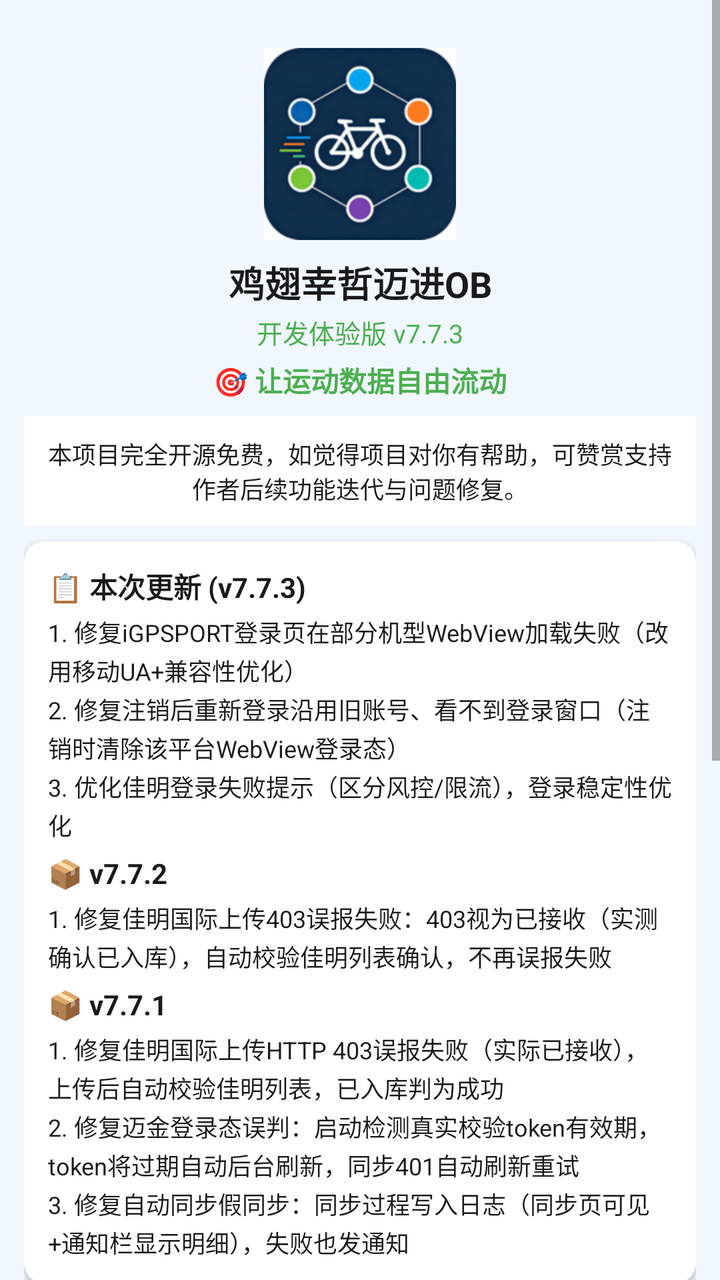
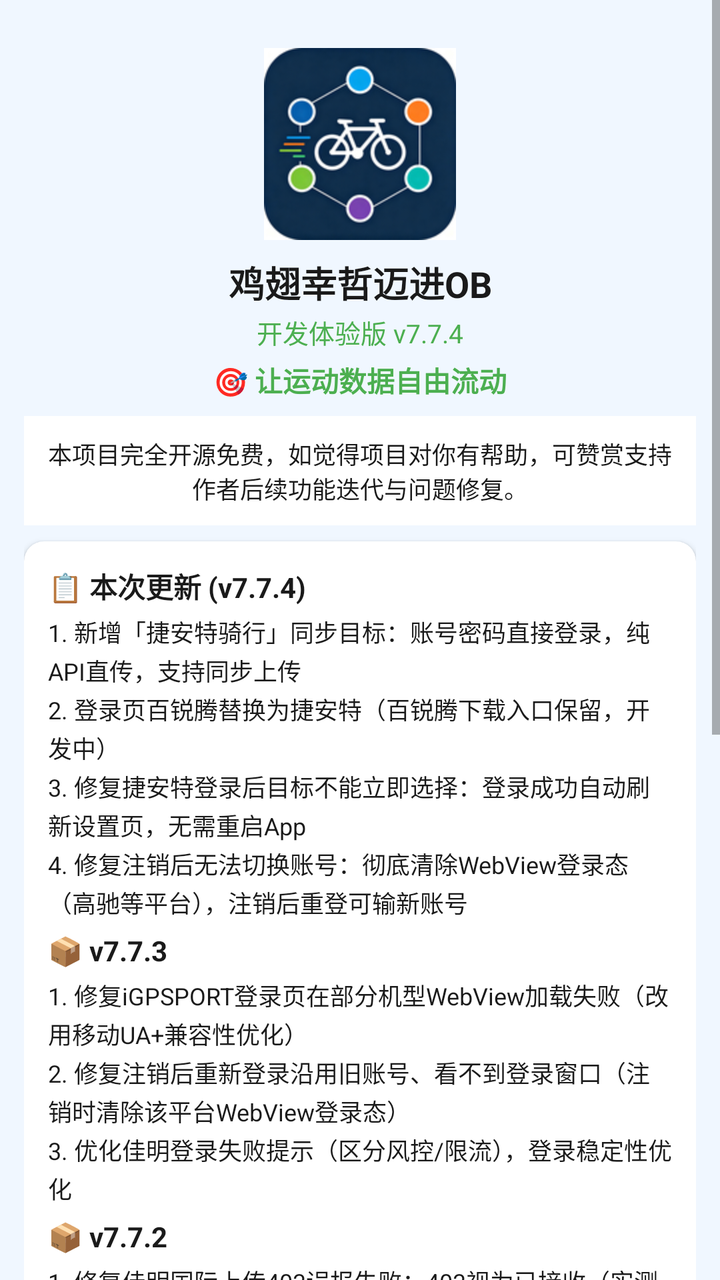

Before-and-after screenshots of an Android layout around one commit, followed by the original layout XML and the change that was made.
<!-- AndroidManifest.xml: application theme Theme.JichiOB -->
<!-- res/layout/fragment_about.xml -->
<?xml version="1.0" encoding="utf-8"?>
<ScrollView xmlns:android="http://schemas.android.com/apk/res/android"
    xmlns:app="http://schemas.android.com/apk/res-auto"
    android:layout_width="match_parent"
    android:layout_height="match_parent"
    android:background="@color/bg_light"
    android:fillViewport="true">

    <LinearLayout
        android:layout_width="match_parent"
        android:layout_height="wrap_content"
        android:orientation="vertical"
        android:padding="12dp">

        
        <ImageView
            android:layout_width="96dp"
            android:layout_height="96dp"
            android:layout_gravity="center_horizontal"
            android:layout_marginTop="12dp"
            android:src="@mipmap/ic_launcher"
            android:contentDescription="logo" />

        
        <TextView
            android:layout_width="match_parent"
            android:layout_height="wrap_content"
            android:layout_marginTop="8dp"
            android:gravity="center"
            android:text="鸡翅幸哲迈进OB"
            android:textColor="@color/text_primary"
            android:textSize="18sp"
            android:textStyle="bold" />
        <TextView
            android:layout_width="match_parent"
            android:layout_height="wrap_content"
            android:gravity="center"
            android:layout_marginTop="2dp"
            android:text="开发体验版 v7.7.3"
            android:textColor="@color/green"
            android:textSize="13sp" />
        <TextView
            android:layout_width="match_parent"
            android:layout_height="wrap_content"
            android:gravity="center"
            android:layout_marginTop="4dp"
            android:text="🎯 让运动数据自由流动"
            android:textColor="@color/green"
            android:textSize="14sp"
            android:textStyle="bold" />

        
        <TextView
            android:layout_width="match_parent"
            android:layout_height="wrap_content"
            android:layout_marginTop="8dp"
            android:padding="10dp"
            android:background="#FFFFFF"
            android:gravity="center"
            android:text="本项目完全开源免费，如觉得项目对你有帮助，可赞赏支持作者后续功能迭代与问题修复。"
            android:textColor="@color/text_primary"
            android:textSize="12sp" />

        
        <com.google.android.material.card.MaterialCardView
            android:layout_width="match_parent"
            android:layout_height="wrap_content"
            android:layout_marginTop="8dp"
            android:layout_marginBottom="6dp"
            app:cardCornerRadius="10dp"
            app:cardElevation="2dp">
            <LinearLayout android:layout_width="match_parent" android:layout_height="wrap_content" android:orientation="vertical" android:padding="12dp">
                <TextView android:layout_width="wrap_content" android:layout_height="wrap_content" android:text="📋 本次更新 (v7.7.3)" android:textSize="14sp" android:textStyle="bold" android:textColor="@color/text_primary" />
                <TextView android:layout_width="match_parent" android:layout_height="wrap_content" android:layout_marginTop="4dp" android:text="1. 修复iGPSPORT登录页在部分机型WebView加载失败（改用移动UA+兼容性优化）\n2. 修复注销后重新登录沿用旧账号、看不到登录窗口（注销时清除该平台WebView登录态）\n3. 优化佳明登录失败提示（区分风控/限流），登录稳定性优化" android:textSize="12sp" android:textColor="@color/text_primary" android:lineSpacingExtra="2dp" />
                <TextView android:layout_width="wrap_content" android:layout_height="wrap_content" android:layout_marginTop="6dp" android:text="📦 v7.7.2" android:textSize="14sp" android:textStyle="bold" android:textColor="@color/text_primary" />
                <TextView android:layout_width="match_parent" android:layout_height="wrap_content" android:layout_marginTop="4dp" android:text="1. 修复佳明国际上传403误报失败：403视为已接收（实测确认已入库），自动校验佳明列表确认，不再误报失败" android:textSize="12sp" android:textColor="@color/text_primary" android:lineSpacingExtra="2dp" />
                <TextView android:layout_width="wrap_content" android:layout_height="wrap_content" android:layout_marginTop="6dp" android:text="📦 v7.7.1" android:textSize="14sp" android:textStyle="bold" android:textColor="@color/text_primary" />
                <TextView android:layout_width="match_parent" android:layout_height="wrap_content" android:layout_marginTop="4dp" android:text="1. 修复佳明国际上传HTTP 403误报失败（实际已接收），上传后自动校验佳明列表，已入库判为成功\n2. 修复迈金登录态误判：启动检测真实校验token有效期，token将过期自动后台刷新，同步401自动刷新重试\n3. 修复自动同步假同步：同步过程写入日志（同步页可见+通知栏显示明细），失败也发通知" android:textSize="12sp" android:textColor="@color/text_primary" android:lineSpacingExtra="2dp" />
            </LinearLayout>
        </com.google.android.material.card.MaterialCardView>

        
        <TextView android:id="@+id/tvClubLink" android:layout_width="match_parent" android:layout_height="wrap_content" android:gravity="center" android:text="鸡翅幸哲迈进OB同步工具:开发者俱乐部" android:textColor="@color/text_primary" android:textSize="11sp" android:padding="2dp" />
        <TextView android:id="@+id/tvUpdateLink" android:layout_width="match_parent" android:layout_height="wrap_content" android:gravity="center" android:text="➠更新地址鸡翅幸哲迈进OB（开发体验版） 开发版:Github项目" android:textColor="@color/text_primary" android:textSize="11sp" android:padding="2dp" />

        
        <TextView android:layout_width="match_parent" android:layout_height="wrap_content" android:gravity="center" android:layout_marginTop="4dp" android:text="🙏 鸣谢" android:textColor="@color/text_primary" android:textSize="11sp" android:textStyle="bold" android:padding="2dp" />
        <TextView android:layout_width="match_parent" android:layout_height="wrap_content" android:gravity="center" android:text="感谢iGPSPORT、迈金、黑鸟单车、百锐腾、行者、高驰、佳明、Wahoo、Outbase为运动用户提供的数据记录与存储服务" android:textColor="@color/text_secondary" android:textSize="9sp" android:padding="1dp" />
        <TextView android:layout_width="match_parent" android:layout_height="wrap_content" android:gravity="center" android:text="感谢以下人员(均为骑行爱称)为软件测试提供的帮助：素甲粉、青岛AUV阿哲、清茶、萧、洪斌大哥、鸽子王腰果、rockozhao、胶州一哥大沽河河长赵铁柱、海参、兰兰大王、。、初夏飞雪bab、心急吃不了热豆付、青山依旧张指导、阿泽阿" android:textColor="@color/text_secondary" android:textSize="9sp" android:padding="1dp" />
        <TextView android:layout_width="match_parent" android:layout_height="wrap_content" android:gravity="center" android:text="鸣谢青岛AUV俱乐部" android:textColor="@color/text_secondary" android:textSize="9sp" android:padding="1dp" android:layout_marginBottom="4dp" />
        <TextView android:layout_width="match_parent" android:layout_height="wrap_content" android:gravity="center" android:text="如有问题，欢迎加入Outbase俱乐部跟主理人反馈。开发者:多吃两口" android:textColor="@color/text_secondary" android:textSize="10sp" android:padding="2dp" android:layout_marginBottom="8dp" />

        
        <TextView
            android:layout_width="match_parent"
            android:layout_height="wrap_content"
            android:gravity="center"
            android:layout_marginTop="4dp"
            android:text="💰 赞赏支持"
            android:textColor="@color/text_primary"
            android:textSize="14sp"
            android:textStyle="bold" />
        <LinearLayout
            android:layout_width="match_parent"
            android:layout_height="wrap_content"
            android:layout_marginTop="4dp"
            android:orientation="horizontal"
            android:gravity="center">
            <LinearLayout android:layout_width="0dp" android:layout_height="wrap_content" android:layout_weight="1" android:orientation="vertical" android:gravity="center" android:padding="4dp">
                <ImageView android:layout_width="150dp" android:layout_height="150dp" android:src="@drawable/reward_wechat" android:contentDescription="微信赞赏码" android:adjustViewBounds="true" />
                <TextView android:layout_width="wrap_content" android:layout_height="wrap_content" android:text="微信赞赏码" android:textSize="11sp" android:textColor="@color/text_secondary" android:layout_marginTop="2dp" />
            </LinearLayout>
            <LinearLayout android:layout_width="0dp" android:layout_height="wrap_content" android:layout_weight="1" android:orientation="vertical" android:gravity="center" android:padding="4dp">
                <ImageView android:layout_width="130dp" android:layout_height="wrap_content" android:src="@drawable/reward_alipay" android:contentDescription="支付宝收款码" android:adjustViewBounds="true" />
                <TextView android:layout_width="wrap_content" android:layout_height="wrap_content" android:text="支付宝收款码" android:textSize="11sp" android:textColor="@color/text_secondary" android:layout_marginTop="2dp" />
            </LinearLayout>
        </LinearLayout>
        <TextView
            android:layout_width="match_parent"
            android:layout_height="wrap_content"
            android:gravity="center"
            android:layout_marginTop="6dp"
            android:layout_marginBottom="12dp"
            android:text="本项目完全开源免费，您的赞赏将支持后续功能迭代与问题修复"
            android:textColor="@color/text_secondary"
            android:textSize="10sp" />
    </LinearLayout>
</ScrollView>
<!-- resources referenced by this layout -->
<resources>
  <color name="bg_light">#F0F7FF</color>
  <color name="green">#4CAF50</color>
  <color name="text_primary">#1A1A1A</color>
  <color name="text_secondary">#999999</color>
  <!-- drawable reward_alipay: png bitmap (drawable-nodpi, 139308 bytes) -->
  <!-- drawable reward_wechat: png bitmap (drawable-nodpi, 241727 bytes) -->
  <!-- mipmap ic_launcher: png bitmap (mipmap-hdpi, 9102 bytes) -->
  <style name="Theme.JichiOB" parent="Theme.MaterialComponents.Light.NoActionBar">
          <item name="colorPrimary">@color/primary</item>
          <item name="colorPrimaryDark">@color/primary_dark</item>
          <item name="colorAccent">@color/primary</item>
          <item name="android:statusBarColor">@color/splash_end</item>
          <item name="android:windowBackground">@color/bg_light</item>
      </style>
  <color name="primary">#1989FA</color>
  <color name="primary_dark">#0D6ED8</color>
  <color name="splash_end">#4DAAFF</color>
</resources>

<!-- the commit's change to res/layout/fragment_about.xml (unified diff, before → after) -->
@@ -36,7 +36,7 @@
             android:layout_height="wrap_content"
             android:gravity="center"
             android:layout_marginTop="2dp"
-            android:text="开发体验版 v7.7.3"
+            android:text="开发体验版 v7.7.4"
             android:textColor="@color/green"
             android:textSize="13sp" />
         <TextView
@@ -70,12 +70,12 @@
             app:cardCornerRadius="10dp"
             app:cardElevation="2dp">
             <LinearLayout android:layout_width="match_parent" android:layout_height="wrap_content" android:orientation="vertical" android:padding="12dp">
-                <TextView android:layout_width="wrap_content" android:layout_height="wrap_content" android:text="📋 本次更新 (v7.7.3)" android:textSize="14sp" android:textStyle="bold" android:textColor="@color/text_primary" />
+                <TextView android:layout_width="wrap_content" android:layout_height="wrap_content" android:text="📋 本次更新 (v7.7.4)" android:textSize="14sp" android:textStyle="bold" android:textColor="@color/text_primary" />
+                <TextView android:layout_width="match_parent" android:layout_height="wrap_content" android:layout_marginTop="4dp" android:text="1. 新增「捷安特骑行」同步目标：账号密码直接登录，纯API直传，支持同步上传\n2. 登录页百锐腾替换为捷安特（百锐腾下载入口保留，开发中）\n3. 修复捷安特登录后目标不能立即选择：登录成功自动刷新设置页，无需重启App\n4. 修复注销后无法切换账号：彻底清除WebView登录态（高驰等平台），注销后重登可输新账号" android:textSize="12sp" android:textColor="@color/text_primary" android:lineSpacingExtra="2dp" />
+                <TextView android:layout_width="wrap_content" android:layout_height="wrap_content" android:layout_marginTop="6dp" android:text="📦 v7.7.3" android:textSize="14sp" android:textStyle="bold" android:textColor="@color/text_primary" />
                 <TextView android:layout_width="match_parent" android:layout_height="wrap_content" android:layout_marginTop="4dp" android:text="1. 修复iGPSPORT登录页在部分机型WebView加载失败（改用移动UA+兼容性优化）\n2. 修复注销后重新登录沿用旧账号、看不到登录窗口（注销时清除该平台WebView登录态）\n3. 优化佳明登录失败提示（区分风控/限流），登录稳定性优化" android:textSize="12sp" android:textColor="@color/text_primary" android:lineSpacingExtra="2dp" />
                 <TextView android:layout_width="wrap_content" android:layout_height="wrap_content" android:layout_marginTop="6dp" android:text="📦 v7.7.2" android:textSize="14sp" android:textStyle="bold" android:textColor="@color/text_primary" />
                 <TextView android:layout_width="match_parent" android:layout_height="wrap_content" android:layout_marginTop="4dp" android:text="1. 修复佳明国际上传403误报失败：403视为已接收（实测确认已入库），自动校验佳明列表确认，不再误报失败" android:textSize="12sp" android:textColor="@color/text_primary" android:lineSpacingExtra="2dp" />
-                <TextView android:layout_width="wrap_content" android:layout_height="wrap_content" android:layout_marginTop="6dp" android:text="📦 v7.7.1" android:textSize="14sp" android:textStyle="bold" android:textColor="@color/text_primary" />
-                <TextView android:layout_width="match_parent" android:layout_height="wrap_content" android:layout_marginTop="4dp" android:text="1. 修复佳明国际上传HTTP 403误报失败（实际已接收），上传后自动校验佳明列表，已入库判为成功\n2. 修复迈金登录态误判：启动检测真实校验token有效期，token将过期自动后台刷新，同步401自动刷新重试\n3. 修复自动同步假同步：同步过程写入日志（同步页可见+通知栏显示明细），失败也发通知" android:textSize="12sp" android:textColor="@color/text_primary" android:lineSpacingExtra="2dp" />
             </LinearLayout>
         </com.google.android.material.card.MaterialCardView>
 
